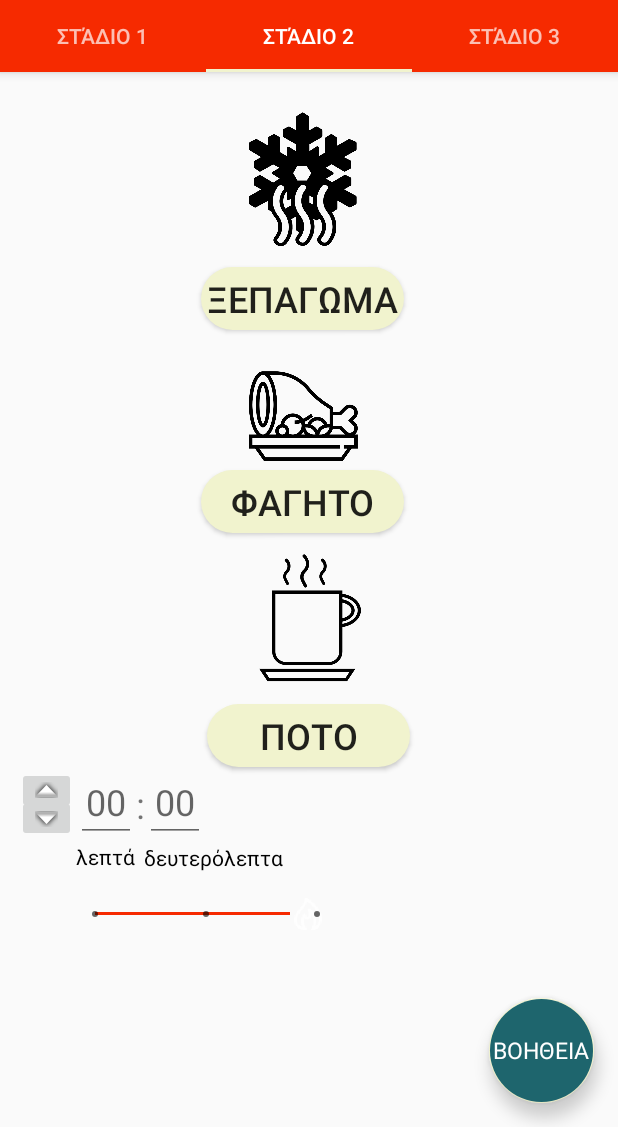
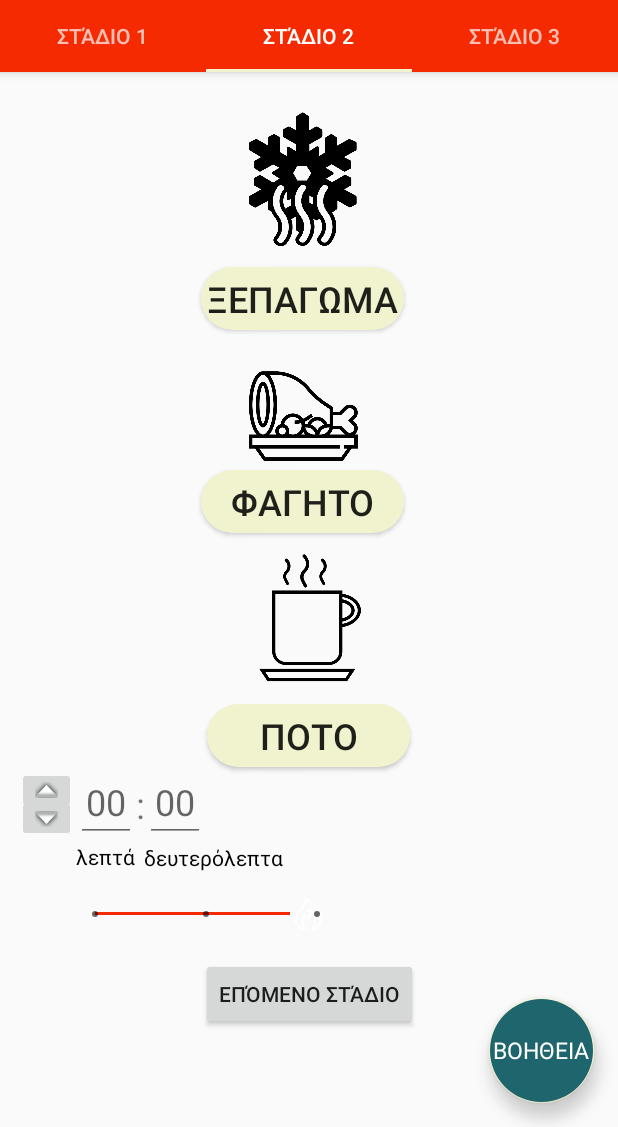
Before and after one commit to Hilsen-Cenaj/Microwave, an Android app: the screen it shows after launch (MainActivity), after a tap on "ΕΝΑΡΞΗ", on a phone screen of 412 x 824 dp, the part 109-1236 px from its top. Run offline under Robolectric (Android 15) with nearby library versions, the phone set to English and light mode, and no system bars.

Commit message:
Add class Image(to pass variables from one tab to other),Fix button up and down ,Fix focused on buttons meals drink defrost

```diff
--- a/app/src/main/java/com/example/microwave/Tab3.java
+++ b/app/src/main/java/com/example/microwave/Tab3.java
@@ -3,6 +3,8 @@ package com.example.microwave;
 import android.os.Bundle;
 import android.support.annotation.NonNull;
 import android.support.v4.app.Fragment;
+import android.support.v4.app.FragmentManager;
+import android.util.Log;
 import android.view.LayoutInflater;
 import android.view.View;
 import android.view.ViewGroup;
@@ -13,6 +15,7 @@ public class Tab3 extends Fragment {
             @NonNull LayoutInflater inflater, ViewGroup container,
             Bundle savedInstanceState) {
         View root = inflater.inflate(R.layout.tab3, container, false);
+
         return root;
     }
 }
--- a/app/src/main/res/drawable/btn_radio_off.xml
+++ b/app/src/main/res/drawable/btn_radio_off.xml
@@ -1,4 +1,5 @@
 <?xml version="1.0" encoding="utf-8"?>
-<selector xmlns:android="http://schemas.android.com/apk/res/android">
+<shape xmlns:android="http://schemas.android.com/apk/res/android">
     <solid android:color="@color/colorPrimary"/>
-</selector>
+    <corners android:radius="50dip"/>
+</shape>
--- a/app/src/main/res/drawable/btn_radio_on.xml
+++ b/app/src/main/res/drawable/btn_radio_on.xml
@@ -1,5 +1,5 @@
 <?xml version="1.0" encoding="utf-8"?>
-<selector xmlns:android="http://schemas.android.com/apk/res/android">
-    <solid android:color="@color/colorAccent"/>
-
-</selector>
+<shape xmlns:android="http://schemas.android.com/apk/res/android">
+    <solid android:color="@color/colorPrimary"/>
+    <corners android:radius="50dip"/>
+</shape>
--- a/app/src/main/res/drawable/button_radio.xml
+++ b/app/src/main/res/drawable/button_radio.xml
@@ -1,11 +1,8 @@
+<?xml version="1.0" encoding="utf-8"?>
 <selector xmlns:android="http://schemas.android.com/apk/res/android">
-    <item android:state_checked="true" android:state_window_focused="false"
-        android:drawable="@drawable/btn_radio_on" />
-    <item android:state_checked="false" android:state_window_focused="false"
-        android:drawable="@drawable/btn_radio_off" />
-
-
-
-    <item android:state_checked="false" android:drawable="@drawable/btn_radio_off" />
-    <item android:state_checked="true" android:drawable="@drawable/btn_radio_on" />
+    <item android:state_pressed="true"
+        android:drawable="@drawable/btn_radio_on"/> <!-- pressed -->
+    <item android:state_focused="true"
+        android:drawable="@drawable/btn_radio_off"/> <!-- focused -->
+    <item android:drawable="@drawable/roundedbutton"/> <!-- default -->
 </selector>
--- a/app/src/main/res/layout-sw600dp/tab2.xml
+++ b/app/src/main/res/layout-sw600dp/tab2.xml
@@ -26,11 +26,12 @@
         android:importantForAutofill="no"/>
 
     <Button
+
         android:id="@+id/button_defrost"
         android:layout_width="135dp"
         android:layout_height="42dp"
         android:layout_gravity="center_vertical|center_horizontal"
-        android:background="@drawable/roundedbutton"
+        android:background="@drawable/button_radio"
         android:gravity="center"
         android:text="@string/button_defrost"
         android:textSize="24sp"
@@ -43,7 +44,7 @@
         android:layout_width="135dp"
         android:layout_height="42dp"
         android:layout_gravity="center_vertical|center_horizontal"
-        android:background="@drawable/roundedbutton"
+        android:background="@drawable/button_radio"
         android:gravity="center"
         android:text="@string/button_meal"
         android:textSize="24sp"
@@ -57,7 +58,7 @@
         android:layout_width="135dp"
         android:layout_height="42dp"
         android:layout_gravity="center_vertical|center_horizontal"
-        android:background="@drawable/roundedbutton"
+        android:background="@drawable/button_radio"
         android:gravity="center"
         android:text="@string/button_drinks"
         android:textSize="24sp"
--- a/app/src/main/res/layout/tab2.xml
+++ b/app/src/main/res/layout/tab2.xml
@@ -1,4 +1,9 @@
 <?xml version="1.0" encoding="utf-8"?>
+<ScrollView xmlns:android="http://schemas.android.com/apk/res/android"
+    android:id="@+id/scrollView"
+    android:layout_width="match_parent"
+    android:layout_height="match_parent"
+    android:fillViewport="true">
 <android.support.constraint.ConstraintLayout xmlns:android="http://schemas.android.com/apk/res/android"
     xmlns:app="http://schemas.android.com/apk/res-auto"
     xmlns:tools="http://schemas.android.com/tools"
@@ -7,6 +12,7 @@
     android:layout_height="match_parent"
 
     tools:context=".Tab2">
+
 
     <EditText
         android:id="@+id/secs"
@@ -17,6 +23,7 @@
         android:hint="@string/zeros"
         android:inputType="number"
         android:textSize="24sp"
+        android:maxLength="2"
         app:layout_constraintBottom_toBottomOf="parent"
         app:layout_constraintEnd_toEndOf="parent"
         app:layout_constraintHorizontal_bias="0.26"
@@ -30,7 +37,7 @@
         android:layout_width="135dp"
         android:layout_height="42dp"
         android:layout_gravity="center_vertical|center_horizontal"
-        android:background="@drawable/roundedbutton"
+        android:background="@drawable/button_radio"
         android:gravity="center"
         android:text="@string/button_defrost"
         android:textSize="24sp"
@@ -43,7 +50,7 @@
         android:layout_width="135dp"
         android:layout_height="42dp"
         android:layout_gravity="center_vertical|center_horizontal"
-        android:background="@drawable/roundedbutton"
+        android:background="@drawable/button_radio"
         android:gravity="center"
         android:text="@string/button_meal"
         android:textSize="24sp"
@@ -57,7 +64,7 @@
         android:layout_width="135dp"
         android:layout_height="42dp"
         android:layout_gravity="center_vertical|center_horizontal"
-        android:background="@drawable/roundedbutton"
+        android:background="@drawable/button_radio"
         android:gravity="center"
         android:text="@string/button_drinks"
         android:textSize="24sp"
@@ -123,6 +130,7 @@
         android:importantForAutofill="no"
         android:inputType="number"
         android:textSize="24sp"
+        android:maxLength="2"
         app:layout_constraintBottom_toBottomOf="@+id/secs"
         app:layout_constraintEnd_toStartOf="@+id/time2"
         app:layout_constraintHorizontal_bias="1.0"
@@ -197,7 +205,15 @@
         app:layout_constraintBottom_toBottomOf="@+id/mins"
         app:layout_constraintEnd_toStartOf="@+id/mins" />
 
-
+    <Button
+        android:id="@+id/button_to_tab3"
+        android:layout_width="wrap_content"
+        android:layout_height="wrap_content"
+        android:text="@string/to_tab3"
+        app:layout_constraintEnd_toEndOf="parent"
+        app:layout_constraintStart_toStartOf="parent"
+        app:layout_constraintTop_toBottomOf="@+id/seekBar" />
 
 
 </android.support.constraint.ConstraintLayout>
+</ScrollView>
--- /dev/null
+++ b/app/src/main/res/values-w820dp/strings.xml
@@ -0,0 +1,4 @@
+<?xml version="1.0" encoding="utf-8"?>
+<resources>
+    <string name="to_tab3">Επόμενο Στάδιο</string>
+</resources>
--- a/app/src/main/res/values/strings.xml
+++ b/app/src/main/res/values/strings.xml
@@ -14,4 +14,5 @@
     <string name="minutes">λεπτά</string>
     <string name="seconds">δευτερόλεπτα</string>
     <string name="zeros">00</string>
+    <string name="to_tab3">Επόμενο Στάδιο</string>
 </resources>
```
Also changed, not shown: app/src/main/java/com/example/microwave/MainActivity.java (+10 -0 lines), app/src/main/java/com/example/microwave/Program.java (added, +44 -0 lines), app/src/main/java/com/example/microwave/Tab2.java (+144 -0 lines).
